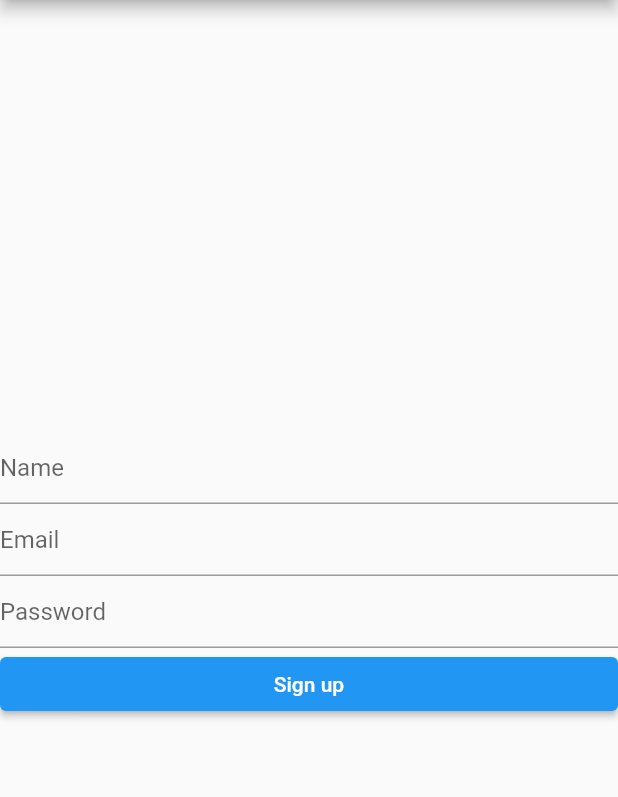
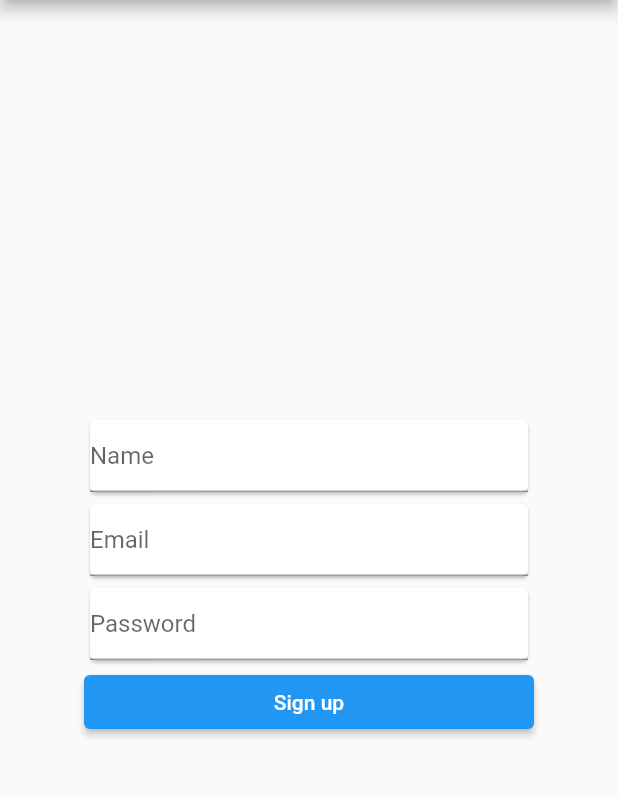
Before and after one commit to BrunoFaliszewski/sport-timer-flutter, a Flutter app: the screen it shows after launch, after a tap on "Sign In", after a tap on "Sign Up", on a phone screen of 412 x 824 dp, the part 84-881 px from its top. Run offline on Flutter 3.47's test engine with Material 2 defaults, Android fonts, the light colour scheme and no system bars; our stand-ins replace audioplayers, firebase_auth, firebase_core, firebase_database, flutter_signin_button, google_sign_in and 2 more; missing offline and left inert: dynamic_themes; accounts and stored records are empty.

Commit message:
fixed UI

```diff
--- a/lib/screens/login_page.dart
+++ b/lib/screens/login_page.dart
@@ -106,8 +106,8 @@ class _LoginPageState extends State<LoginPage> {
         MaterialPageRoute(
           builder: (context) => HomePage(
             user: user,
-          ),
-        ),
+          )
+        )
       );
     }
 
@@ -128,7 +128,7 @@ class _LoginPageState extends State<LoginPage> {
           position: animation.drive(tween),
           child: child,
         );
-      },
+      }
     );
   }
 
@@ -159,24 +159,48 @@ class _LoginPageState extends State<LoginPage> {
                           key: _formKey,
                           child: Column(
                             children: <Widget>[
-                              TextFormField(
+                              SizedBox(
+                                width: 300,
+                                child: Card(
+                                  child: TextFormField(
                                     controller: _emailTextController,
                                     focusNode: _focusEmail,
                                     validator: (value) => Validator.validateEmail(email: value),
                                     decoration: const InputDecoration(
                                       hintText: "Email",
+                                    )
+                                  )
+                                )
                               ),
-                              ),
-                              TextFormField(
+                              SizedBox(
+                                width: 300,
+                                child: Card(
+                                  child: TextFormField(
                                     controller: _passwordTextController,
                                     focusNode: _focusPassword,
                                     obscureText: true,
                                     validator: (value) => Validator.validatePassword(password: value),
                                     decoration: const InputDecoration(
                                       hintText: "Password",
+                                    )
+                                  )
+                                )
                               ),
+                              SizedBox(
+                                width: 300,
+                                child: SignInButton(
+                                  Buttons.Google,
+                                  onPressed: () async {
+                                    final User? user = await signInWithGoogle();
+                                    if (user != null) {
+                                      Navigator.of(context).pushReplacement(_routeToHomePageScreen(user));
+                                    }
+                                  }
+                                )
                               ),
-                              Row(
+                              SizedBox(
+                                width: 300,
+                                child: Row(
                                   mainAxisAlignment : MainAxisAlignment.spaceBetween,
                                   children: [
                                     Expanded(
@@ -199,39 +223,41 @@ class _LoginPageState extends State<LoginPage> {
                                         child: const Text(
                                           'Sign In',
                                           style: TextStyle(color: Colors.white),
+                                        )
+                                      )
+                                    )
+                                  ]
+                                )
                               ),
-                                    ),
-                                  ),
-                                ],
-                              )
-                            ],
-                          ),
-                        ),
-                        SignInButton(
-                          Buttons.Google,
-                          onPressed: () async {
-                            final User? user = await signInWithGoogle();
-                            if (user != null) {
-                              Navigator.of(context).pushReplacement(_routeToHomePageScreen(user));
-                            }
-                          }
-                        ),
-                      ],
-                    );
-                  }
-                  return const CircularProgressIndicator();
-                },
-              ),
-              OutlinedButton(
+                              SizedBox(
+                                width: 300,
+                                child: Row(
+                                  mainAxisAlignment: MainAxisAlignment.spaceBetween,
+                                  children: [
+                                    Expanded(
+                                      child: ElevatedButton(
                                         onPressed: () {
                                           Navigator.of(context).pushReplacement(MaterialPageRoute(builder: (context) => const SignupPage()));
                                         },
                                         child: const Text("Sign Up")
                                       )
-            ],
-          ),
                                     )
-      ),
+                                  ]
+                                )
+                              )
+                            ]
+                          )
+                        )
+                      ]
+                    );
+                  }
+                  return const CircularProgressIndicator();
+                }
+              )
+            ]
+          )
+        )
+      )
     );
   }
 }
--- a/lib/screens/sets_page.dart
+++ b/lib/screens/sets_page.dart
@@ -237,7 +237,6 @@ class _SetsPageState extends State<SetsPage> {
                 ),
                 Expanded(
                   child: Row(
-                    mainAxisSize: MainAxisSize.max,
                     children: [
                       IconButton(
                         onPressed: () {
--- a/lib/screens/signup_page.dart
+++ b/lib/screens/signup_page.dart
@@ -92,29 +92,49 @@ class _SignupPageState extends State<SignupPage> {
         ),
         title: const Text("Sport Timer"),
       ),
-      body: Column(
+      body: Align(
+        alignment: Alignment.topCenter,
+        child: Column(
           mainAxisAlignment: MainAxisAlignment.center,
           children: [
             Form(
               key: _registerFormKey,
               child: Column(
                 children: <Widget>[
-                TextFormField(
+                  SizedBox(
+                    width: 300,
+                    child: Card(
+                      child: TextFormField(
                         controller: _nameTextController,
                         validator: (value) => Validator.validateName(name: value),
                         decoration: const InputDecoration(hintText: "Name")
+                      )
+                    )
                   ),
-                TextFormField(
+                  SizedBox(
+                    width: 300,
+                    child: Card(
+                      child: TextFormField(
                         controller: _emailTextController,
                         validator: (value) => Validator.validateEmail(email: value),
                         decoration: const InputDecoration(hintText: "Email")
+                      )
+                    )
                   ),
-                TextFormField(
+                  SizedBox(
+                    width: 300,
+                    child: Card(
+                      child: TextFormField(
                         controller: _passwordTextController,
                         validator: (value) => Validator.validatePassword(password: value),
                         decoration: const InputDecoration(hintText: "Password")
+                      )
+                    )
                   ),
-                Row(
+                  SizedBox(
+                    width: 300,
+                    child: Row(
+                      mainAxisAlignment: MainAxisAlignment.spaceBetween,
                       children: [
                         Expanded(
                           child: ElevatedButton(
@@ -128,9 +148,7 @@ class _SignupPageState extends State<SignupPage> {
 
                                 if (user != null) {
                                   Navigator.of(context).pushAndRemoveUntil(
-                                MaterialPageRoute(
-                                  builder: (context) => HomePage(user: user),
-                                ),
+                                    MaterialPageRoute(builder: (context) => HomePage(user: user)),
                                     ModalRoute.withName('/'),
                                   );
                                 }
@@ -144,10 +162,12 @@ class _SignupPageState extends State<SignupPage> {
                         )
                       ]
                     )
+                  )
                 ]
               )
             )
           ]
+        ),
       )
     );
   }
```
Also changed, not shown: lib/screens/home_page.dart (+43 -28 lines), lib/screens/training_page.dart (+40 -10 lines), 5 other files. Lines whose indentation alone changed are shown as unchanged.
